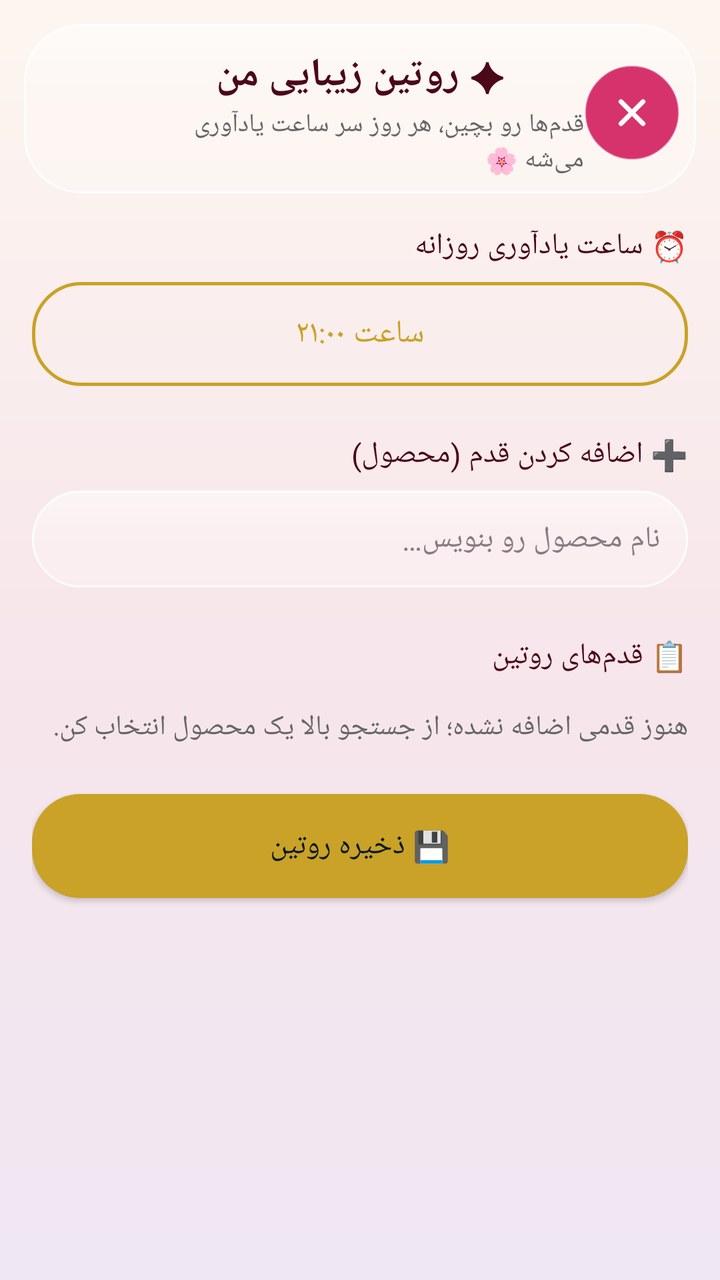
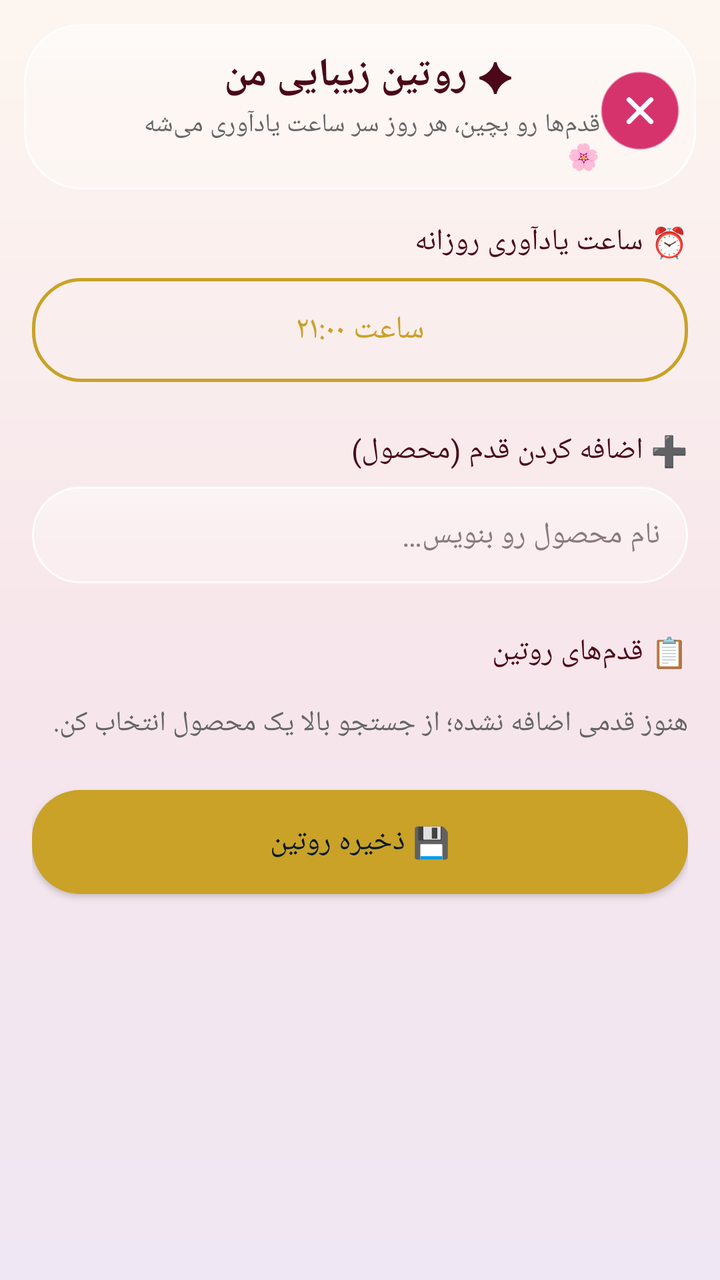

An Android layout rendered at two revisions. The XML below is the earlier revision; the diff shows what the commit changed to produce the second picture.
<!-- AndroidManifest.xml: application theme Theme.AramisBeauty -->
<!-- res/layout/activity_routine.xml -->
<?xml version="1.0" encoding="utf-8"?>
<LinearLayout xmlns:android="http://schemas.android.com/apk/res/android"
    xmlns:app="http://schemas.android.com/apk/res-auto"
    android:layout_width="match_parent"
    android:layout_height="match_parent"
    android:background="@drawable/glass_bg_gradient"
    android:layoutDirection="rtl"
    android:orientation="vertical">

    <LinearLayout
        android:layout_width="match_parent"
        android:layout_height="wrap_content"
        android:layout_marginStart="12dp"
        android:layout_marginEnd="12dp"
        android:layout_marginTop="12dp"
        android:background="@drawable/glass_pill"
        android:gravity="center_vertical"
        android:orientation="horizontal"
        android:paddingStart="8dp"
        android:paddingEnd="16dp"
        android:paddingTop="12dp"
        android:paddingBottom="8dp">

        <ImageButton
            android:id="@+id/routine_close"
            android:layout_width="48dp"
            android:layout_height="48dp"
            android:background="@drawable/btn_close_circle"
            android:contentDescription="بستن"
            android:scaleType="center"
            android:src="@drawable/ic_close" />

        <LinearLayout
            android:layout_width="0dp"
            android:layout_height="wrap_content"
            android:layout_weight="1"
            android:gravity="center"
            android:orientation="vertical">

            <TextView
                android:layout_width="wrap_content"
                android:layout_height="wrap_content"
                android:fontFamily="@font/vazirmatn"
                android:text="✦ روتین زیبایی من"
                android:textColor="@color/burgundy_dark"
                android:textSize="20sp"
                android:textStyle="bold" />

            <TextView
                android:layout_width="wrap_content"
                android:layout_height="wrap_content"
                android:layout_marginTop="2dp"
                android:fontFamily="@font/vazirmatn"
                android:text="قدم‌ها رو بچین، هر روز سر ساعت یادآوری می‌شه 🌸"
                android:textColor="@color/gray_text"
                android:textSize="13sp" />
        </LinearLayout>

        <View
            android:layout_width="40dp"
            android:layout_height="40dp" />
    </LinearLayout>

    <ScrollView
        android:layout_width="match_parent"
        android:layout_height="0dp"
        android:layout_weight="1">

        <LinearLayout
            android:layout_width="match_parent"
            android:layout_height="wrap_content"
            android:orientation="vertical"
            android:paddingStart="16dp"
            android:paddingEnd="16dp"
            android:paddingTop="16dp"
            android:paddingBottom="24dp">

            
            <TextView
                android:layout_width="wrap_content"
                android:layout_height="wrap_content"
                android:fontFamily="@font/vazirmatn_bold"
                android:text="⏰ ساعت یادآوری روزانه"
                android:textColor="@color/burgundy_dark"
                android:textSize="15sp" />

            <androidx.appcompat.widget.AppCompatButton
                android:id="@+id/routine_time_button"
                android:layout_width="match_parent"
                android:layout_height="52dp"
                android:layout_marginTop="8dp"
                android:background="@drawable/quiz_button_outline"
                android:fontFamily="@font/vazirmatn_bold"
                android:text="ساعت ۲۱:۰۰"
                android:textColor="@color/gold"
                android:textSize="16sp"
                app:backgroundTint="@null" />

            
            <TextView
                android:layout_width="wrap_content"
                android:layout_height="wrap_content"
                android:layout_marginTop="24dp"
                android:fontFamily="@font/vazirmatn_bold"
                android:text="➕ اضافه کردن قدم (محصول)"
                android:textColor="@color/burgundy_dark"
                android:textSize="15sp" />

            <EditText
                android:id="@+id/routine_search"
                android:layout_width="match_parent"
                android:layout_height="wrap_content"
                android:layout_marginTop="8dp"
                android:background="@drawable/glass_pill"
                android:fontFamily="@font/vazirmatn"
                android:hint="نام محصول رو بنویس…"
                android:inputType="text"
                android:maxLines="1"
                android:padding="14dp"
                android:textColor="@color/burgundy_dark"
                android:textColorHint="#8A7A80"
                android:textSize="15sp" />

            <LinearLayout
                android:id="@+id/routine_search_results"
                android:layout_width="match_parent"
                android:layout_height="wrap_content"
                android:orientation="vertical" />

            
            <TextView
                android:layout_width="wrap_content"
                android:layout_height="wrap_content"
                android:layout_marginTop="24dp"
                android:fontFamily="@font/vazirmatn_bold"
                android:text="📋 قدم‌های روتین"
                android:textColor="@color/burgundy_dark"
                android:textSize="15sp" />

            <LinearLayout
                android:id="@+id/routine_steps"
                android:layout_width="match_parent"
                android:layout_height="wrap_content"
                android:layout_marginTop="8dp"
                android:orientation="vertical" />

            <TextView
                android:id="@+id/routine_empty"
                android:layout_width="wrap_content"
                android:layout_height="wrap_content"
                android:layout_marginTop="8dp"
                android:fontFamily="@font/vazirmatn"
                android:text="هنوز قدمی اضافه نشده؛ از جستجو بالا یک محصول انتخاب کن."
                android:textColor="@color/gray_text"
                android:textSize="14sp" />

            <androidx.appcompat.widget.AppCompatButton
                android:id="@+id/routine_save"
                android:layout_width="match_parent"
                android:layout_height="52dp"
                android:layout_marginTop="24dp"
                android:background="@drawable/quiz_button_gold"
                android:fontFamily="@font/vazirmatn_bold"
                android:text="💾 ذخیره روتین"
                android:textColor="@color/header_top"
                android:textSize="15sp"
                app:backgroundTint="@null" />

            <androidx.appcompat.widget.AppCompatButton
                android:id="@+id/routine_delete"
                android:layout_width="match_parent"
                android:layout_height="48dp"
                android:layout_marginTop="12dp"
                android:background="@android:color/transparent"
                android:fontFamily="@font/vazirmatn"
                android:text="حذف روتین"
                android:textColor="@color/gray_text"
                android:textSize="14sp"
                android:visibility="gone" />

            <TextView
                android:id="@+id/routine_status"
                android:layout_width="wrap_content"
                android:layout_height="wrap_content"
                android:layout_gravity="center_horizontal"
                android:layout_marginTop="16dp"
                android:fontFamily="@font/vazirmatn"
                android:textAlignment="center"
                android:textColor="@color/gray_text"
                android:textSize="13sp" />
        </LinearLayout>
    </ScrollView>

</LinearLayout>
<!-- resources referenced by this layout -->
<resources>
  <color name="burgundy_dark">#4A0819</color>
  <color name="gold">#C9A227</color>
  <color name="gray_text">#666666</color>
  <color name="header_top">#081828</color>
  <!-- drawable btn_close_circle (drawable) -->
  <?xml version="1.0" encoding="utf-8"?>
  <shape xmlns:android="http://schemas.android.com/apk/res/android"
      android:shape="oval">
      <solid android:color="@color/deals_pink" />
      <stroke
          android:width="1dp"
          android:color="#80FFFFFF" />
  </shape>
  <!-- drawable glass_bg_gradient (drawable) -->
  <?xml version="1.0" encoding="utf-8"?>
  <shape xmlns:android="http://schemas.android.com/apk/res/android"
      android:shape="rectangle">
      <gradient
          android:angle="270"
          android:centerColor="#F7E6EB"
          android:endColor="#EFE7F3"
          android:startColor="#FDF6F0"
          android:type="linear" />
  </shape>
  <!-- drawable glass_pill (drawable) -->
  <?xml version="1.0" encoding="utf-8"?>
  <layer-list xmlns:android="http://schemas.android.com/apk/res/android">
      <item>
          <shape android:shape="rectangle">
              <solid android:color="#40FFFFFF" />
              <stroke
                  android:width="1dp"
                  android:color="#D9FFFFFF" />
              <corners android:radius="28dp" />
          </shape>
      </item>
      <item>
          <shape android:shape="rectangle">
              <gradient
                  android:angle="270"
                  android:centerColor="#00FFFFFF"
                  android:endColor="#00FFFFFF"
                  android:startColor="#59FFFFFF"
                  android:type="linear" />
              <corners android:radius="28dp" />
          </shape>
      </item>
  </layer-list>
  <!-- drawable ic_close (drawable) -->
  <?xml version="1.0" encoding="utf-8"?>
  <vector xmlns:android="http://schemas.android.com/apk/res/android"
      android:width="24dp"
      android:height="24dp"
      android:viewportWidth="24"
      android:viewportHeight="24">
      <path
          android:strokeColor="#FFFFFF"
          android:strokeWidth="2.4"
          android:strokeLineCap="round"
          android:pathData="M6.5,6.5 L17.5,17.5" />
      <path
          android:strokeColor="#FFFFFF"
          android:strokeWidth="2.4"
          android:strokeLineCap="round"
          android:pathData="M17.5,6.5 L6.5,17.5" />
  </vector>
  <!-- drawable quiz_button_gold (drawable) -->
  <?xml version="1.0" encoding="utf-8"?>
  <shape xmlns:android="http://schemas.android.com/apk/res/android"
      android:shape="rectangle">
      <solid android:color="@color/gold" />
      <corners android:radius="24dp" />
  </shape>
  <!-- drawable quiz_button_outline (drawable) -->
  <?xml version="1.0" encoding="utf-8"?>
  <shape xmlns:android="http://schemas.android.com/apk/res/android"
      android:shape="rectangle">
      <solid android:color="@android:color/transparent" />
      <stroke
          android:width="1.5dp"
          android:color="@color/gold" />
      <corners android:radius="24dp" />
  </shape>
  <style name="Theme.AramisBeauty" parent="Theme.Material3.DayNight.NoActionBar">
          <item name="colorPrimary">@color/burgundy</item>
          <item name="colorPrimaryDark">@color/burgundy_dark</item>
          <item name="colorOnPrimary">@color/white</item>
          <item name="colorSecondary">@color/gold</item>
          <item name="android:windowBackground">@color/white</item>
          <item name="colorSurface">@color/white</item>
      </style>
  <color name="deals_pink">#D6336C</color>
  <color name="burgundy">#6E0B28</color>
  <color name="white">#FFFFFF</color>
</resources>

<!-- the commit's change to res/layout/activity_routine.xml (unified diff, before → after) -->
@@ -23,8 +23,8 @@
 
         <ImageButton
             android:id="@+id/routine_close"
-            android:layout_width="48dp"
-            android:layout_height="48dp"
+            android:layout_width="40dp"
+            android:layout_height="40dp"
             android:background="@drawable/btn_close_circle"
             android:contentDescription="بستن"
             android:scaleType="center"
